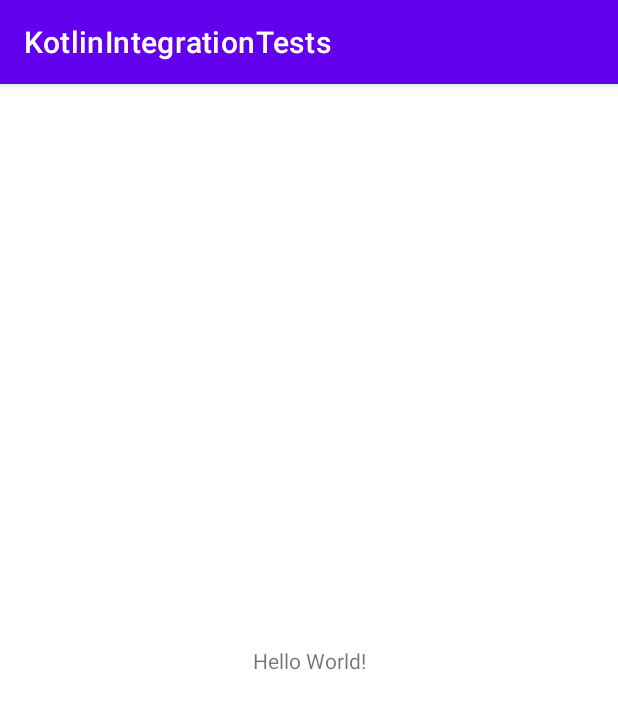
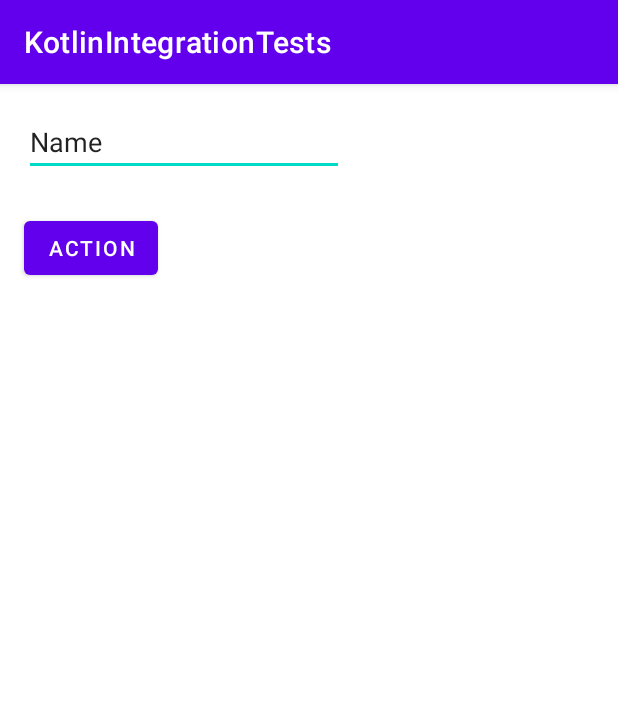
Before and after one commit to fsampson30/KotlinIntegrationTests, an Android app: the screen it shows after launch (MainActivity), on a phone screen of 412 x 824 dp. Shown: the top 709 px of the screen. Run offline under Robolectric (Android 15) with nearby library versions, the phone set to English and light mode, and no system bars.

```diff
--- a/app/src/main/java/com/sampson/kotlinintegrationtests/MainActivity.kt
+++ b/app/src/main/java/com/sampson/kotlinintegrationtests/MainActivity.kt
@@ -2,10 +2,22 @@ package com.sampson.kotlinintegrationtests
 
 import androidx.appcompat.app.AppCompatActivity
 import android.os.Bundle
+import android.widget.Button
+import android.widget.EditText
 
 class MainActivity : AppCompatActivity() {
+    private lateinit var textFormatter: TextFormatter
     override fun onCreate(savedInstanceState: Bundle?) {
         super.onCreate(savedInstanceState)
         setContentView(R.layout.activity_main)
+
+        val edtNumber = findViewById<EditText>(R.id.edtInsertNumber)
+        val btnAction = findViewById<Button>(R.id.btnAction)
+
+        textFormatter = TextFormatter(FactorialGenerator(),applicationContext)
+
+        btnAction.setOnClickListener {
+            edtNumber.setText(textFormatter.getFactorialResult(edtNumber.text.toString().toInt()))
+        }
     }
 }
--- /dev/null
+++ b/app/src/main/java/com/sampson/kotlinintegrationtests/TextFormatter.kt
@@ -0,0 +1,16 @@
+package com.sampson.kotlinintegrationtests
+
+import android.content.Context
+
+class TextFormatter(
+    private val factorialGenerator: FactorialGenerator,
+    private val context: Context
+) {
+    fun getFactorialResult(n: Int): String {
+        return try {
+            context.getString(R.string.result,factorialGenerator.factorial(n).toString())
+        } catch (e: FactorialGenerator.FactorialNotFoundException) {
+            context.getString(R.string.error)
+        }
+    }
+}
--- a/app/src/main/res/layout/activity_main.xml
+++ b/app/src/main/res/layout/activity_main.xml
@@ -6,13 +6,25 @@
     android:layout_height="match_parent"
     tools:context=".MainActivity">
 
-    <TextView
+    <EditText
+        android:id="@+id/edtInsertNumber"
         android:layout_width="wrap_content"
         android:layout_height="wrap_content"
-        android:text="Hello World!"
-        app:layout_constraintBottom_toBottomOf="parent"
-        app:layout_constraintLeft_toLeftOf="parent"
-        app:layout_constraintRight_toRightOf="parent"
+        android:layout_marginStart="16dp"
+        android:layout_marginTop="16dp"
+        android:ems="10"
+        android:inputType="textPersonName"
+        android:text="Name"
+        app:layout_constraintStart_toStartOf="parent"
         app:layout_constraintTop_toTopOf="parent" />
 
+    <Button
+        android:id="@+id/btnAction"
+        android:layout_width="wrap_content"
+        android:layout_height="wrap_content"
+        android:layout_marginStart="16dp"
+        android:layout_marginTop="24dp"
+        android:text="Action"
+        app:layout_constraintStart_toStartOf="parent"
+        app:layout_constraintTop_toBottomOf="@+id/edtInsertNumber" />
 </androidx.constraintlayout.widget.ConstraintLayout>
--- a/app/src/main/res/values/strings.xml
+++ b/app/src/main/res/values/strings.xml
@@ -1,3 +1,5 @@
 <resources>
     <string name="app_name">KotlinIntegrationTests</string>
+    <string name="result">Result</string>
+    <string name="error">Error</string>
 </resources>
--- a/build.gradle
+++ b/build.gradle
@@ -8,6 +8,7 @@ buildscript {
     dependencies {
         classpath "com.android.tools.build:gradle:4.2.1"
         classpath "org.jetbrains.kotlin:kotlin-gradle-plugin:$kotlin_version"
+        testImplementation ":testsupport"
 
         // NOTE: Do not place your application dependencies here; they belong
         // in the individual module build.gradle files
```
Also changed, not shown: app/build.gradle (+10 -5 lines), app/src/main/java/com/sampson/kotlinintegrationtests/FactorialGenerator.kt (added, +20 -0 lines), 2 other files.
